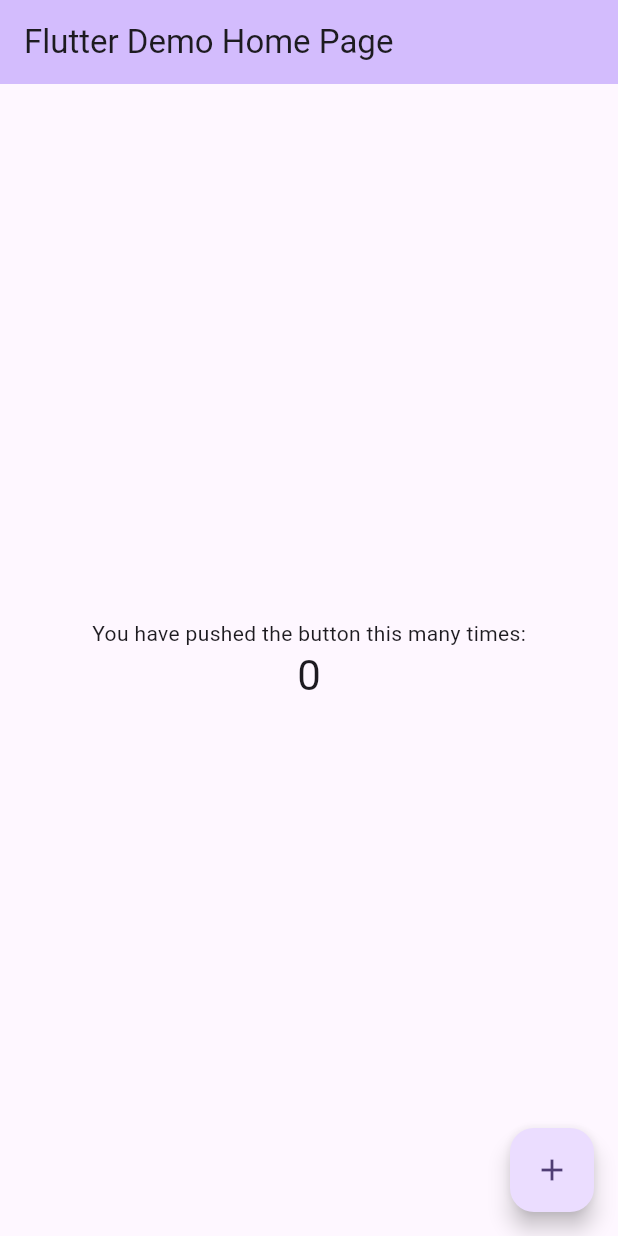
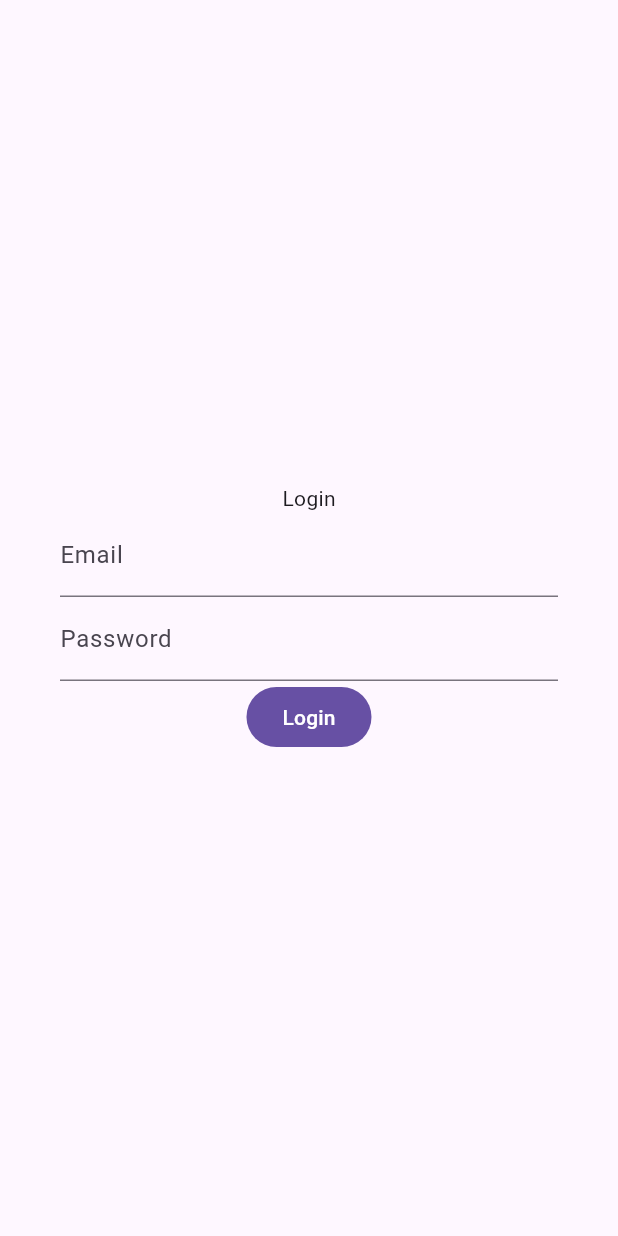
Before and after one commit to sskef-web/AchieveClubMobileAdmin, a Flutter app: the screen it shows after launch, on a phone screen of 412 x 824 dp. Run offline on Flutter 3.47's test engine with Material 3 defaults, Android fonts, the phone set to English and light mode, and no system bars; our stand-ins replace shared_preferences; missing offline and left inert: qr_code_scanner.

Commit message:
Add login&QR-scan

```diff
--- /dev/null
+++ b/lib/authpage.dart
@@ -0,0 +1,84 @@
+import 'dart:convert';
+
+import 'package:achieve_club_mobile_admin/QRViewExample.dart';
+import 'package:achieve_club_mobile_admin/validatedTextField.dart';
+import 'package:flutter/material.dart';
+import 'package:http/http.dart' as http;
+import 'package:shared_preferences/shared_preferences.dart';
+
+class AuthPage extends StatefulWidget {
+  const AuthPage({super.key});
+
+  @override
+  State<AuthPage> createState() => _AuthPageState();
+}
+
+class _AuthPageState extends State<AuthPage> {
+  String _email = "";
+  String _password = "";
+
+  Future<void> _onLogin() async {
+    var url = Uri.https('sskef.site', 'api/auth/login');
+    debugPrint(url.toString());
+    var headers = {
+    'Content-Type': 'application/json',
+    };
+    var body = jsonEncode({"email": _email, "password": _password});
+    var response =
+        await http.post(url, body: body, headers: headers);
+
+    if (response.statusCode == 200) {
+      debugPrint(response.headers['set-cookie']!);
+      await saveCookies(response.headers["set-cookie"]!);
+      Navigator.of(context).push(
+        MaterialPageRoute(
+          builder: (context) => const QRViewExample(),
+        ),
+      );
+    } else
+      {
+        throw Exception(response.body);
+      }
+  }
+
+  Future<void> saveCookies(String cookies) async {
+    SharedPreferences prefs = await SharedPreferences.getInstance();
+    await prefs.setString('cookies', cookies);
+  }
+  @override
+  Widget build(BuildContext context) {
+    return Scaffold(
+      body: Align(
+        alignment: Alignment.center,
+        child: Column(
+          mainAxisAlignment: MainAxisAlignment.center,
+          children: [
+            const Text("Login"),
+            Padding(
+              padding: const EdgeInsets.symmetric(horizontal: 40),
+              child: Column(
+                children: [
+                  ValidatedTextField(
+                    placeholder: "Email",
+                    value: _email,
+                    onChanged: (value) => setState(() {
+                      _email = value;
+                    }),
+                  ),
+                  ValidatedTextField(
+                    placeholder: "Password",
+                    value: _password,
+                    onChanged: (value) => setState(() {
+                      _password = value;
+                    }),
+                  ),
+                ],
+              ),
+            ),
+            FilledButton(onPressed: _onLogin, child: const Text("Login")),
+          ],
+        ),
+      ),
+    );
+  }
+}
--- a/lib/main.dart
+++ b/lib/main.dart
@@ -1,3 +1,5 @@
+
+import 'package:achieve_club_mobile_admin/authpage.dart';
 import 'package:flutter/material.dart';
 
 void main() {
@@ -10,116 +12,8 @@ class MyApp extends StatelessWidget {
   // This widget is the root of your application.
   @override
   Widget build(BuildContext context) {
-    return MaterialApp(
-      title: 'Flutter Demo',
-      theme: ThemeData(
-        // This is the theme of your application.
-        //
-        // TRY THIS: Try running your application with "flutter run". You'll see
-        // the application has a purple toolbar. Then, without quitting the app,
-        // try changing the seedColor in the colorScheme below to Colors.green
-        // and then invoke "hot reload" (save your changes or press the "hot
-        // reload" button in a Flutter-supported IDE, or press "r" if you used
-        // the command line to start the app).
-        //
-        // Notice that the counter didn't reset back to zero; the application
-        // state is not lost during the reload. To reset the state, use hot
-        // restart instead.
-        //
-        // This works for code too, not just values: Most code changes can be
-        // tested with just a hot reload.
-        colorScheme: ColorScheme.fromSeed(seedColor: Colors.deepPurple),
-        useMaterial3: true,
-      ),
-      home: const MyHomePage(title: 'Flutter Demo Home Page'),
+    return const MaterialApp(
+      home: SafeArea(child: AuthPage(),),
     );
   }
 }
-
-class MyHomePage extends StatefulWidget {
-  const MyHomePage({super.key, required this.title});
-
-  // This widget is the home page of your application. It is stateful, meaning
-  // that it has a State object (defined below) that contains fields that affect
-  // how it looks.
-
-  // This class is the configuration for the state. It holds the values (in this
-  // case the title) provided by the parent (in this case the App widget) and
-  // used by the build method of the State. Fields in a Widget subclass are
-  // always marked "final".
-
-  final String title;
-
-  @override
-  State<MyHomePage> createState() => _MyHomePageState();
-}
-
-class _MyHomePageState extends State<MyHomePage> {
-  int _counter = 0;
-
-  void _incrementCounter() {
-    setState(() {
-      // This call to setState tells the Flutter framework that something has
-      // changed in this State, which causes it to rerun the build method below
-      // so that the display can reflect the updated values. If we changed
-      // _counter without calling setState(), then the build method would not be
-      // called again, and so nothing would appear to happen.
-      _counter++;
-    });
-  }
-
-  @override
-  Widget build(BuildContext context) {
-    // This method is rerun every time setState is called, for instance as done
-    // by the _incrementCounter method above.
-    //
-    // The Flutter framework has been optimized to make rerunning build methods
-    // fast, so that you can just rebuild anything that needs updating rather
-    // than having to individually change instances of widgets.
-    return Scaffold(
-      appBar: AppBar(
-        // TRY THIS: Try changing the color here to a specific color (to
-        // Colors.amber, perhaps?) and trigger a hot reload to see the AppBar
-        // change color while the other colors stay the same.
-        backgroundColor: Theme.of(context).colorScheme.inversePrimary,
-        // Here we take the value from the MyHomePage object that was created by
-        // the App.build method, and use it to set our appbar title.
-        title: Text(widget.title),
-      ),
-      body: Center(
-        // Center is a layout widget. It takes a single child and positions it
-        // in the middle of the parent.
-        child: Column(
-          // Column is also a layout widget. It takes a list of children and
-          // arranges them vertically. By default, it sizes itself to fit its
-          // children horizontally, and tries to be as tall as its parent.
-          //
-          // Column has various properties to control how it sizes itself and
-          // how it positions its children. Here we use mainAxisAlignment to
-          // center the children vertically; the main axis here is the vertical
-          // axis because Columns are vertical (the cross axis would be
-          // horizontal).
-          //
-          // TRY THIS: Invoke "debug painting" (choose the "Toggle Debug Paint"
-          // action in the IDE, or press "p" in the console), to see the
-          // wireframe for each widget.
-          mainAxisAlignment: MainAxisAlignment.center,
-          children: <Widget>[
-            const Text(
-              'You have pushed the button this many times:',
-            ),
-            Text(
-              '$_counter',
-              style: Theme.of(context).textTheme.headlineMedium,
-            ),
-          ],
-        ),
-      ),
-      floatingActionButton: FloatingActionButton(
-        onPressed: _incrementCounter,
-        tooltip: 'Increment',
-        child: const Icon(Icons.add),
-      ), // This trailing comma makes auto-formatting nicer for build methods.
-    );
-  }
-}
--- /dev/null
+++ b/lib/validatedTextField.dart
@@ -0,0 +1,36 @@
+import 'package:flutter/material.dart';
+
+class ValidatedTextField extends StatelessWidget {
+  final ValueChanged<String> onChanged;
+  final String placeholder;
+  final String value;
+  const ValidatedTextField({required this.placeholder, required this.value, required this.onChanged, super.key});
+
+  @override
+  Widget build(BuildContext context) {
+    return TextFormField(
+      controller: TextEditingController.fromValue(
+        TextEditingValue(
+          text: value,
+          selection: TextSelection.collapsed(
+              offset: value.length),
+        ),
+      ),
+      decoration: InputDecoration(
+        labelText: placeholder,
+      ),
+      keyboardType: TextInputType.text,
+      textAlign: TextAlign.left,
+      textDirection: TextDirection.ltr,
+      onChanged: (value) {
+        onChanged(value);
+      },
+      validator: (value) {
+        if (value?.isEmpty ?? true) {
+          return 'Ввод email обязателен';
+        }
+        return null;
+      },
+    );
+  }
+}
--- a/pubspec.yaml
+++ b/pubspec.yaml
@@ -30,6 +30,9 @@ environment:
 dependencies:
   flutter:
     sdk: flutter
+  http: ^1.2.1
+  qr_code_scanner: ^1.0.1
+  shared_preferences: ^2.2.3
 
 
   # The following adds the Cupertino Icons font to your application.
```
Also changed, not shown: lib/QRViewExample.dart (added, +89 -0 lines), pubspec.lock, 5 other files.
